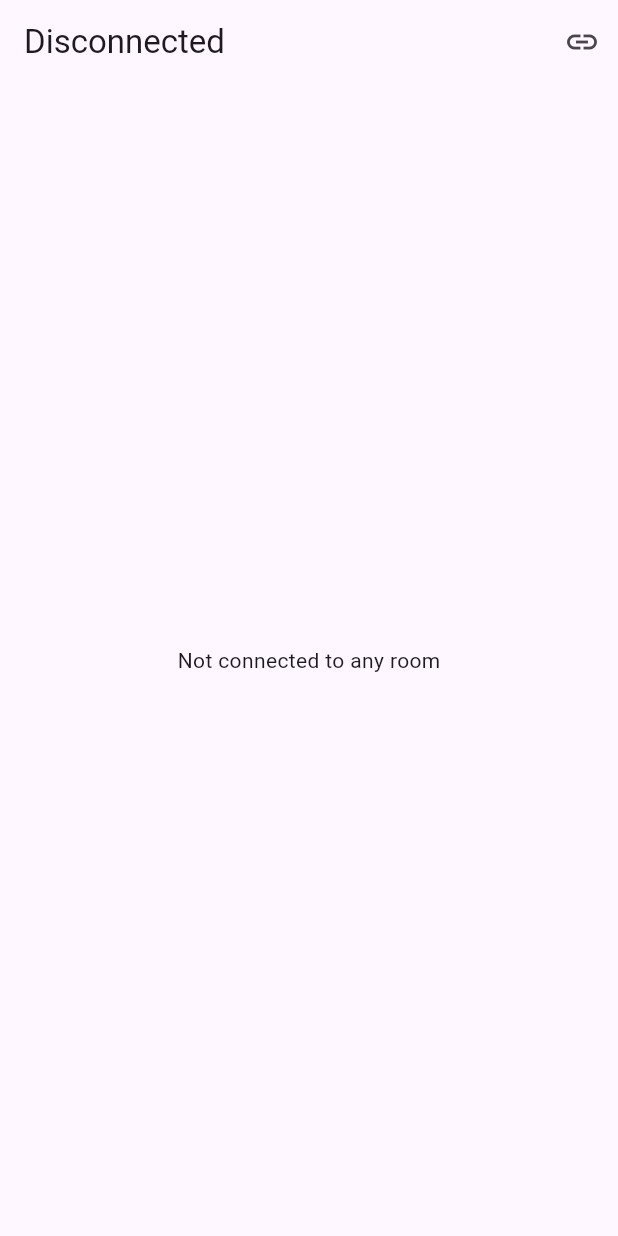
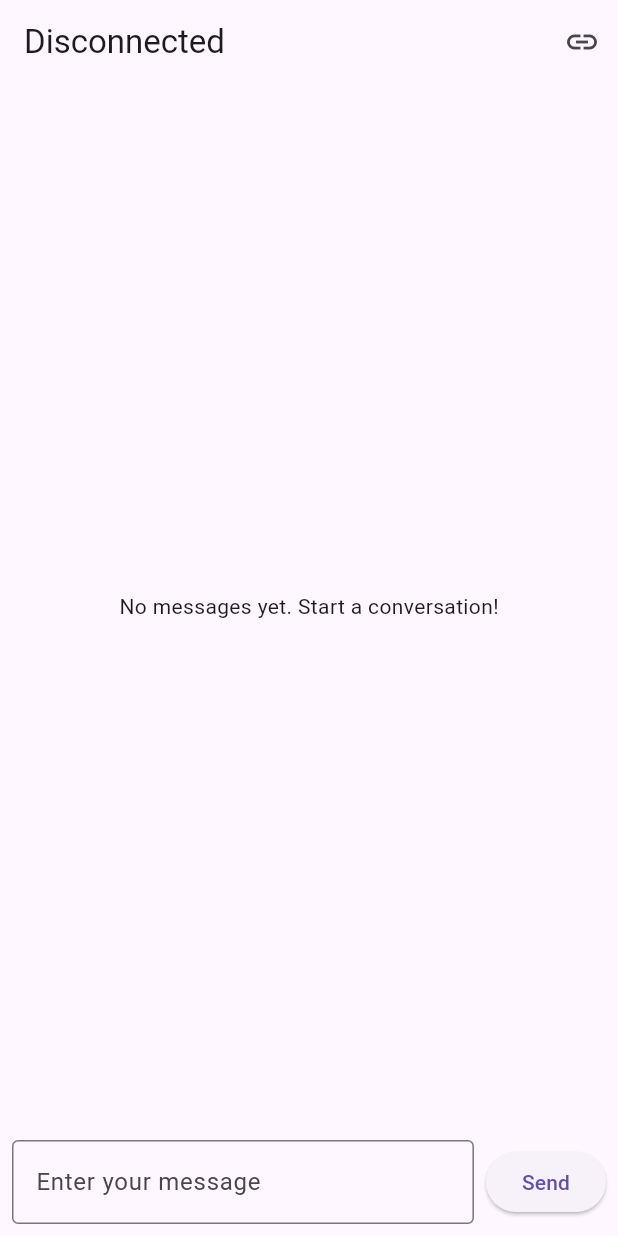
Before and after one commit to americanbwana/learn_flutter_webrtc, a Flutter app: the screen it shows after launch, on a phone screen of 412 x 824 dp. Run offline on Flutter 3.47's test engine with Material 3 defaults, Android fonts, the light colour scheme and no system bars; our stand-ins replace flutter_dotenv, flutter_riverpod, freezed_annotation; missing offline and left inert: livekit_client.

Commit message:
TX and RX messages via livekit.io datachannel work.

```diff
--- a/lib/main.dart
+++ b/lib/main.dart
@@ -1,9 +1,10 @@
-import 'dart:io'; // Import for HttpOverrides
+import 'dart:io'; // Used to override HTTP client behavior for development
 import 'package:flutter/material.dart';
-import 'package:flutter_dotenv/flutter_dotenv.dart';
-import 'package:flutter_riverpod/flutter_riverpod.dart'; // Import Riverpod
-import '../screens/video_room_screen.dart';
+import 'package:flutter_dotenv/flutter_dotenv.dart'; // Loads environment variables from .env file
+import 'package:flutter_riverpod/flutter_riverpod.dart'; // State management library
+import 'screens/video_room_screen.dart'; // The main screen for the video room
 
+/// Overrides the default HTTP client to allow insecure connections (for development only)
 class MyHttpOverrides extends HttpOverrides {
   @override
   HttpClient createHttpClient(SecurityContext? context) {
@@ -13,37 +14,38 @@ class MyHttpOverrides extends HttpOverrides {
   }
 }
 
+/// The main entry point of the application
 Future<void> main() async {
   // Allow insecure connections (for development only)
   HttpOverrides.global = MyHttpOverrides();
 
   try {
-    await dotenv.load(
-      fileName:
-          "/Users/dana.gertsch/GitHub/flutter_projects/learn_flutter_webrtc/.env",
-    );
+    // Load environment variables from the .env file
+    await dotenv.load(fileName: ".env");
     print("Environment variables loaded successfully.");
   } catch (e) {
     print("Failed to load environment variables: $e");
   }
 
-  runApp(const ProviderScope(child: MyApp())); // Wrap the app in ProviderScope
+  // Start the app and wrap it in a ProviderScope for state management
+  runApp(const ProviderScope(child: MyApp()));
 }
 
+/// The root widget of the application
 class MyApp extends StatelessWidget {
   const MyApp({super.key});
 
   @override
   Widget build(BuildContext context) {
-    // Fetch values from .env
+    // Fetch values from the .env file
     final livekitUrl = dotenv.env['LIVEKIT_URL']!;
     final roomName = dotenv.env['LIVEKIT_ROOM_NAME']!;
     final participantName = dotenv.env['LIVEKIT_PARTICIPANT_NAME']!;
     final token = dotenv.env['LIVEKIT_TOKEN']!;
 
     return MaterialApp(
-      title: 'LiveKit Demo',
-      theme: ThemeData(primarySwatch: Colors.blue),
+      title: 'LiveKit Chat',
+      theme: ThemeData(primarySwatch: Colors.blue, useMaterial3: true),
       home: VideoRoomScreen(
         livekitUrl: livekitUrl,
         roomName: roomName,
--- a/lib/models/room_config.dart
+++ b/lib/models/room_config.dart
@@ -1,5 +1,4 @@
 import 'package:freezed_annotation/freezed_annotation.dart';
-import 'package:json_annotation/json_annotation.dart';
 
 part 'room_config.freezed.dart';
 part 'room_config.g.dart';
--- a/lib/providers/livekit_provider.dart
+++ b/lib/providers/livekit_provider.dart
@@ -1,11 +1,13 @@
+import 'dart:typed_data'; // Required for Uint8List
 import 'package:flutter_riverpod/flutter_riverpod.dart';
 import 'package:livekit_client/livekit_client.dart';
 import '../models/room_config.dart';
+import '../providers/message_provider.dart';
 
 /// Connection states for LiveKit
 enum LiveKitConnectionStatus { disconnected, connecting, connected, error }
 
-/// Holds the current state of LiveKit connection
+/// Holds the current state of the LiveKit connection
 class LiveKitState {
   const LiveKitState({
     this.room,
@@ -17,6 +19,7 @@ class LiveKitState {
   final LiveKitConnectionStatus status;
   final String? errorMessage;
 
+  /// Creates a copy of the current state with updated values
   LiveKitState copyWith({
     Room? room,
     LiveKitConnectionStatus? status,
@@ -30,17 +33,36 @@ class LiveKitState {
   }
 }
 
-/// Manages LiveKit room connection and state
+/// Manages the LiveKit connection and state
 class LiveKitNotifier extends StateNotifier<LiveKitState> {
-  LiveKitNotifier() : super(const LiveKitState());
+  final Ref ref;
 
+  LiveKitNotifier(this.ref) : super(const LiveKitState());
+
+  /// Connects to a LiveKit room using the provided configuration
   Future<bool> connectToRoom(RoomConfig config) async {
     try {
       state = state.copyWith(status: LiveKitConnectionStatus.connecting);
 
       final room = Room();
 
-      // Verified current properties from LiveKit documentation
+      // Set up event listeners
+      EventsListener<RoomEvent> listener = room.createListener();
+
+      // Listen for data messages
+      listener.on<DataReceivedEvent>((event) => _handleDataReceived(event));
+
+      // Listen for room events
+      listener.on<RoomDisconnectedEvent>((event) => _handleDisconnect());
+
+      // Listen for participant events
+      listener.on<ParticipantConnectedEvent>(
+        (event) => _handleParticipantConnected(event),
+      );
+      listener.on<ParticipantDisconnectedEvent>(
+        (event) => _handleParticipantDisconnected(event),
+      );
+
       await room.connect(
         config.url,
         config.token,
@@ -50,11 +72,11 @@ class LiveKitNotifier extends StateNotifier<LiveKitState> {
       state = state.copyWith(
         room: room,
         status: LiveKitConnectionStatus.connected,
-        errorMessage: null,
       );
 
       return true;
     } catch (e) {
+      print('Failed to connect to room: $e');
       state = state.copyWith(
         status: LiveKitConnectionStatus.error,
         errorMessage: e.toString(),
@@ -63,28 +85,75 @@ class LiveKitNotifier extends StateNotifier<LiveKitState> {
     }
   }
 
+  /// Handles received data messages
+  void _handleDataReceived(DataReceivedEvent event) {
+    try {
+      // Convert data to string
+      final message = String.fromCharCodes(event.data);
+      final sender = event.participant?.identity ?? "Unknown";
+
+      print('Received data: $message from $sender');
+
+      // Update the message provider with the received message
+      final messageText = "$sender: $message";
+      ref.read(messagesProvider.notifier).addMessage(messageText);
+    } catch (e) {
+      print('Error processing received data: $e');
+    }
+  }
+
+  /// Handles room disconnect events
+  void _handleDisconnect() {
+    print('Room disconnected');
+    state = const LiveKitState();
+  }
+
+  /// Handles participant connected events
+  void _handleParticipantConnected(ParticipantConnectedEvent event) {
+    print('Participant connected: ${event.participant.identity}');
+  }
+
+  /// Handles participant disconnected events
+  void _handleParticipantDisconnected(ParticipantDisconnectedEvent event) {
+    print('Participant disconnected: ${event.participant.identity}');
+  }
+
+  /// Sends data to the LiveKit room via the data channel
+  Future<void> sendDataToRoom(String message) async {
+    try {
+      print('Sending message: $message');
+      await state.room?.localParticipant?.publishData(message.codeUnits);
+    } catch (e) {
+      print('Failed to send data: $e');
+    }
+  }
+
+  /// Disconnects from the LiveKit room
   Future<void> disconnect() async {
     try {
-      await state.room?.disconnect();
+      final room = state.room;
+      if (room != null) {
+        await room.disconnect();
+      }
+    } catch (e) {
+      print('Error during disconnect: $e');
     } finally {
       state = const LiveKitState();
     }
   }
 }
 
-/// Provider for LiveKit state management
-final liveKitProvider = StateNotifierProvider<LiveKitNotifier, LiveKitState>((
-  ref,
-) {
-  return LiveKitNotifier();
-});
+/// Provides the current LiveKit state
+final liveKitProvider = StateNotifierProvider<LiveKitNotifier, LiveKitState>(
+  (ref) => LiveKitNotifier(ref),
+);
 
-/// Provider for connection status
-final connectionStatusProvider = Provider<LiveKitConnectionStatus>((ref) {
-  return ref.watch(liveKitProvider).status;
-});
+/// Provides the current connection status
+final connectionStatusProvider = Provider<LiveKitConnectionStatus>(
+  (ref) => ref.watch(liveKitProvider).status,
+);
 
-/// Provider for error messages
-final errorMessageProvider = Provider<String?>((ref) {
-  return ref.watch(liveKitProvider).errorMessage;
-});
+/// Provides the current error message
+final errorMessageProvider = Provider<String?>(
+  (ref) => ref.watch(liveKitProvider).errorMessage,
+);
--- /dev/null
+++ b/lib/providers/message_provider.dart
@@ -0,0 +1,22 @@
+import 'package:flutter_riverpod/flutter_riverpod.dart';
+
+/// Manages the list of messages sent and received in the room
+class MessagesNotifier extends StateNotifier<List<String>> {
+  MessagesNotifier() : super([]);
+
+  /// Adds a new message to the list
+  void addMessage(String message) {
+    print('Adding message to state: $message');
+    state = [...state, message];
+  }
+
+  /// Clears all messages
+  void clearMessages() {
+    state = [];
+  }
+}
+
+/// Provider that exposes the list of messages
+final messagesProvider = StateNotifierProvider<MessagesNotifier, List<String>>(
+  (ref) => MessagesNotifier(),
+);
--- a/lib/screens/video_room_screen.dart
+++ b/lib/screens/video_room_screen.dart
@@ -1,14 +1,18 @@
-import 'package:flutter/material.dart';
-import 'package:flutter_riverpod/flutter_riverpod.dart';
-import '../providers/livekit_provider.dart';
-import '../models/room_config.dart';
+import 'package:flutter/material.dart'; // Provides UI components
+import 'package:flutter_riverpod/flutter_riverpod.dart'; // State management library
+import '../providers/livekit_provider.dart'; // Manages LiveKit connection and state
+import '../providers/message_provider.dart'; // Manages messages sent and received in the room
+import '../models/room_config.dart'; // Configuration for connecting to a LiveKit room
 
+/// The main screen for the LiveKit video room.
+/// This screen allows users to connect to a room, send/receive messages, and view the connection status.
 class VideoRoomScreen extends ConsumerStatefulWidget {
-  final String livekitUrl;
-  final String roomName;
-  final String participantName;
-  final String token;
+  final String livekitUrl; // The URL of the LiveKit server
+  final String roomName; // The name of the room to join
+  final String participantName; // The name of the participant
+  final String token; // The JWT token for authentication
 
+  /// Constructor for the VideoRoomScreen.
   const VideoRoomScreen({
     super.key,
     required this.livekitUrl,
@@ -21,26 +25,86 @@ class VideoRoomScreen extends ConsumerStatefulWidget {
   ConsumerState<VideoRoomScreen> createState() => _VideoRoomScreenState();
 }
 
+/// The state for the VideoRoomScreen.
+/// Manages the UI and interactions for the video room.
 class _VideoRoomScreenState extends ConsumerState<VideoRoomScreen> {
+  final TextEditingController _messageController =
+      TextEditingController(); // Controller for the message input field
+  final ScrollController _scrollController =
+      ScrollController(); // Controller for the scrolling message list
+
+  @override
+  void dispose() {
+    _messageController.dispose();
+    _scrollController.dispose();
+    super.dispose();
+  }
+
+  /// Sends a message via the LiveKit data channel.
+  void _sendMessage() {
+    final message = _messageController.text.trim();
+    if (message.isNotEmpty) {
+      // Send the message via the data channel
+      ref.read(liveKitProvider.notifier).sendDataToRoom(message);
+
+      // Add the message to the local messages list
+      ref.read(messagesProvider.notifier).addMessage("You: $message");
+
+      // Clear the input field
+      _messageController.clear();
+
+      // Scroll to the bottom
+      WidgetsBinding.instance.addPostFrameCallback((_) {
+        if (_scrollController.hasClients) {
+          _scrollController.animateTo(
+            _scrollController.position.maxScrollExtent,
+            duration: const Duration(milliseconds: 300),
+            curve: Curves.easeOut,
+          );
+        }
+      });
+    }
+  }
+
   @override
   Widget build(BuildContext context) {
-    // Watch our connection status to rebuild when it changes
-    final connectionStatus = ref.watch(connectionStatusProvider);
-    // Watch for any error messages
-    final errorMessage = ref.watch(errorMessageProvider);
+    final connectionStatus = ref.watch(
+      connectionStatusProvider,
+    ); // Watches the connection status
+    final errorMessage = ref.watch(
+      errorMessageProvider,
+    ); // Watches for error messages
+
+    // Listen for changes to the list of messages to scroll to bottom
+    ref.listen<List<String>>(messagesProvider, (previous, current) {
+      if (current.isNotEmpty &&
+          (previous == null || current.length > previous.length)) {
+        // A new message was added, scroll to the bottom after the UI updates
+        WidgetsBinding.instance.addPostFrameCallback((_) {
+          if (_scrollController.hasClients) {
+            _scrollController.animateTo(
+              _scrollController.position.maxScrollExtent,
+              duration: const Duration(milliseconds: 300),
+              curve: Curves.easeOut,
+            );
+          }
+        });
+      }
+    });
 
     return Scaffold(
       appBar: AppBar(
-        // Show different titles based on connection status
-        title: Text(_getTitleForStatus(connectionStatus)),
+        title: Text(
+          _getTitleForStatus(connectionStatus),
+        ), // Displays the connection status
         actions: [
-          // Show connect/disconnect button based on status
-          _buildConnectionButton(connectionStatus),
+          _buildConnectionButton(
+            connectionStatus,
+          ), // Displays the connect/disconnect button
         ],
       ),
       body: Column(
         children: [
-          // Show any error messages at the top
           if (errorMessage != null)
             Container(
               color: Colors.red.shade100,
@@ -51,14 +115,63 @@ class _VideoRoomScreenState extends ConsumerState<VideoRoomScreen> {
                 style: const TextStyle(color: Colors.red),
               ),
             ),
-          // Show different content based on connection status
-          Expanded(child: _buildContentForStatus(connectionStatus)),
+          Expanded(
+            child: Consumer(
+              builder: (context, ref, _) {
+                final messages = ref.watch(
+                  messagesProvider,
+                ); // Watch the messages list
+
+                if (messages.isEmpty) {
+                  return const Center(
+                    child: Text('No messages yet. Start a conversation!'),
+                  );
+                }
+
+                return ListView.builder(
+                  controller: _scrollController,
+                  itemCount: messages.length,
+                  itemBuilder: (context, index) {
+                    return Padding(
+                      padding: const EdgeInsets.symmetric(
+                        vertical: 4,
+                        horizontal: 8,
+                      ),
+                      child: Text(messages[index]),
+                    );
+                  },
+                );
+              },
+            ),
+          ),
+          Padding(
+            padding: const EdgeInsets.all(8.0),
+            child: Row(
+              children: [
+                Expanded(
+                  child: TextField(
+                    controller: _messageController,
+                    decoration: const InputDecoration(
+                      hintText: "Enter your message",
+                      border: OutlineInputBorder(),
+                    ),
+                    onSubmitted: (_) => _sendMessage(),
+                  ),
+                ),
+                const SizedBox(width: 8),
+                ElevatedButton(
+                  onPressed: _sendMessage,
+                  child: const Text("Send"),
+                ),
+              ],
+            ),
+          ),
         ],
       ),
     );
   }
 
-  /// Returns the appropriate title based on connection status
+  /// Returns the appropriate title based on the connection status.
   String _getTitleForStatus(LiveKitConnectionStatus status) {
     switch (status) {
       case LiveKitConnectionStatus.disconnected:
@@ -72,9 +185,8 @@ class _VideoRoomScreenState extends ConsumerState<VideoRoomScreen> {
     }
   }
 
-  /// Builds the connect/disconnect button based on current status
+  /// Builds the connect/disconnect button based on the connection status.
   Widget _buildConnectionButton(LiveKitConnectionStatus status) {
-    // If we're connecting, show a disabled button
     if (status == LiveKitConnectionStatus.connecting) {
       return const IconButton(
         onPressed: null,
@@ -82,18 +194,15 @@ class _VideoRoomScreenState extends ConsumerState<VideoRoomScreen> {
       );
     }
 
-    // If we're connected, show disconnect button
     if (status == LiveKitConnectionStatus.connected) {
       return IconButton(
         onPressed: () {
-          // Get our LiveKit notifier and disconnect
           ref.read(liveKitProvider.notifier).disconnect();
         },
         icon: const Icon(Icons.link_off),
       );
     }
 
-    // Otherwise, show connect button
     return IconButton(
       onPressed: () {
         final config = RoomConfig(
@@ -108,18 +217,4 @@ class _VideoRoomScreenState extends ConsumerState<VideoRoomScreen> {
       icon: const Icon(Icons.link),
     );
   }
-
-  /// Builds the main content area based on connection status
-  Widget _buildContentForStatus(LiveKitConnectionStatus status) {
-    switch (status) {
-      case LiveKitConnectionStatus.disconnected:
-        return const Center(child: Text('Not connected to any room'));
-      case LiveKitConnectionStatus.connecting:
-        return const Center(child: CircularProgressIndicator());
-      case LiveKitConnectionStatus.connected:
-        return const Center(child: Text('Connected to room!'));
-      case LiveKitConnectionStatus.error:
-        return const Center(child: Text('An error occurred'));
-    }
-  }
 }
--- a/pubspec.yaml
+++ b/pubspec.yaml
@@ -47,3 +47,6 @@ dev_dependencies:
 
 flutter:
   uses-material-design: true
+
+  assets:
+    - .env
```
